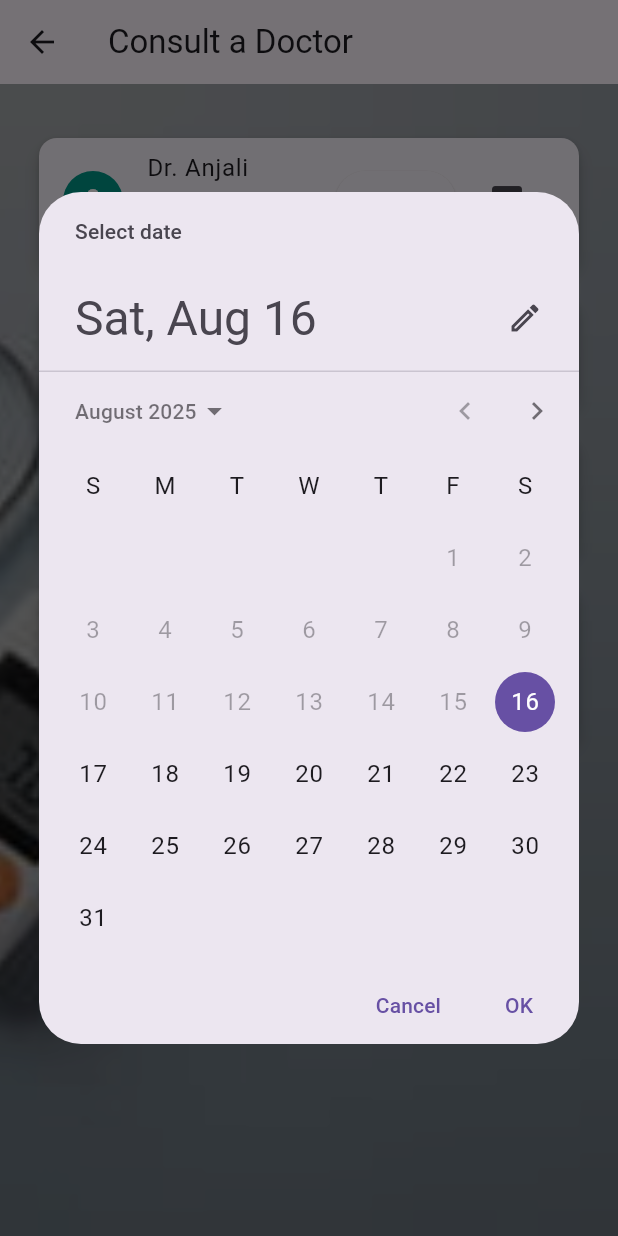
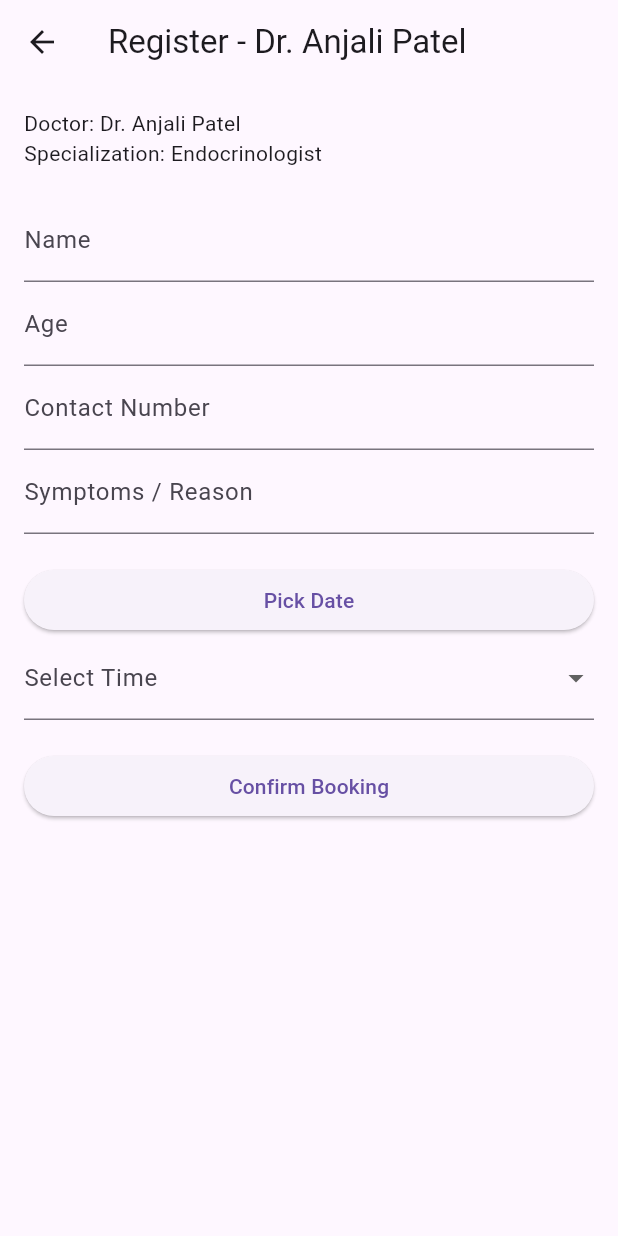
Before and after one commit to krakshitha0109/gluco-band-project, a Flutter app: the DoctorScreen screen opened by its route, after a tap on "Book", on a phone screen of 412 x 824 dp. Run offline on Flutter 3.47's test engine with Material 3 defaults, Android fonts, the phone set to English and light mode, and no system bars; our stand-ins replace fl_chart.

Commit message:
Glucose Monitoring App with advanced features

```diff
--- a/lib/doctorscreen.dart
+++ b/lib/doctorscreen.dart
@@ -1,64 +1,85 @@
 import 'package:flutter/material.dart';
 import 'background.dart';
-import 'chatscreen.dart'; // New file for chat per doctor
+import 'chatscreen.dart';
+import 'register_screen.dart';
 
 class DoctorScreen extends StatelessWidget {
-  final List<Map<String, String>> doctors = [
+  final List<Map<String, dynamic>> doctors = [
     {
       'name': 'Dr. Anjali Patel',
       'specialization': 'Endocrinologist',
+      'availability': ['10:00 AM', '11:30 AM', '2:00 PM', '4:00 PM'],
     },
     {
       'name': 'Dr. Ram Yadav',
       'specialization': 'Diabetologist',
+      'availability': ['9:00 AM', '12:00 PM', '3:30 PM', '6:00 PM'],
     },
     {
       'name': 'Dr. Meera Iyer',
       'specialization': 'Nutrition Specialist',
+      'availability': ['10:30 AM', '1:00 PM', '5:00 PM'],
     },
     {
       'name': 'Dr. Keshav Murty',
       'specialization': 'Internal Medicine',
+      'availability': ['9:30 AM', '11:00 AM', '2:30 PM', '5:30 PM'],
     },
   ];
 
   @override
   Widget build(BuildContext context) {
     return Scaffold(
-      appBar: AppBar(title: Text("Consult a Doctor")),
+      appBar: AppBar(title: const Text("Consult a Doctor")),
       body: Background(
         child: ListView.builder(
           itemCount: doctors.length,
-          padding: const EdgeInsets.all(10),
+          padding: const EdgeInsets.all(12),
           itemBuilder: (context, index) {
             final doctor = doctors[index];
+            final name = doctor['name'] as String;
+            final spec = doctor['specialization'] as String;
+            final availability = (doctor['availability'] as List).cast<String>();
+
             return Card(
-              elevation: 4,
-              margin: const EdgeInsets.symmetric(vertical: 10),
+              elevation: 5,
+              margin: const EdgeInsets.symmetric(vertical: 8),
+              shape: RoundedRectangleBorder(
+                borderRadius: BorderRadius.circular(12),
+              ),
               child: ListTile(
-                leading: CircleAvatar(
-                  child: Icon(Icons.person),
+                leading: const CircleAvatar(
+                  radius: 26,
                   backgroundColor: Colors.teal,
-                  foregroundColor: Colors.white,
+                  child: Icon(Icons.person, color: Colors.white),
                 ),
-                title: Text(doctor['name']!),
-                subtitle: Text(doctor['specialization']!),
+                title: Text(name, style: const TextStyle(fontWeight: FontWeight.bold)),
+                subtitle: Text(spec),
                 trailing: Wrap(
-                  spacing: 10,
+                  spacing: 8,
                   children: [
                     ElevatedButton(
-                      onPressed: () {
-                        _showBookingDialog(context, doctor['name']!);
-                      },
-                      child: Text("Book"),
-                    ),
-                    IconButton(
-                      icon: Icon(Icons.chat),
                       onPressed: () {
                         Navigator.push(
                           context,
                           MaterialPageRoute(
-                            builder: (_) => ChatScreen(doctorName: doctor['name']!),
+                            builder: (_) => RegisterScreen(
+                              doctorName: name,
+                              specialization: spec,
+                              availability: availability,
+                            ),
+                          ),
+                        );
+                      },
+                      child: const Text("Book"),
+                    ),
+                    IconButton(
+                      icon: const Icon(Icons.chat, color: Colors.teal),
+                      onPressed: () {
+                        Navigator.push(
+                          context,
+                          MaterialPageRoute(
+                            builder: (_) => ChatScreen(doctorName: name),
                           ),
                         );
                       },
@@ -72,59 +93,4 @@ class DoctorScreen extends StatelessWidget {
       ),
     );
   }
-
-  void _showBookingDialog(BuildContext context, String doctorName) async {
-    DateTime? selectedDate = await showDatePicker(
-      context: context,
-      initialDate: DateTime.now(),
-      firstDate: DateTime.now(),
-      lastDate: DateTime.now().add(Duration(days: 30)),
-    );
-
-    if (selectedDate == null) return; // Cancelled
-
-    TimeOfDay? selectedTime = await showTimePicker(
-      context: context,
-      initialTime: TimeOfDay.now(),
-    );
-
-    if (selectedTime == null) return; // Cancelled
-
-    final appointmentDateTime = DateTime(
-      selectedDate.year,
-      selectedDate.month,
-      selectedDate.day,
-      selectedTime.hour,
-      selectedTime.minute,
-    );
-
-    showDialog(
-      context: context,
-      builder: (context) => AlertDialog(
-        title: Text("Confirm Booking"),
-        content: Text(
-          "Book appointment with $doctorName on "
-              "${appointmentDateTime.day}/${appointmentDateTime.month}/${appointmentDateTime.year} at "
-              "${selectedTime.format(context)}?",
-        ),
-        actions: [
-          TextButton(
-            onPressed: () => Navigator.pop(context),
-            child: Text("Cancel"),
-          ),
-          TextButton(
-            onPressed: () {
-              Navigator.pop(context);
-              ScaffoldMessenger.of(context).showSnackBar(
-                SnackBar(
-                  content: Text("Appointment booked with $doctorName on ${appointmentDateTime.day}/${appointmentDateTime.month}/${appointmentDateTime.year} at ${selectedTime.format(context)}"),
-                ),
-              );
-            },
-            child: Text("Confirm"),
-          ),
-        ],
-      ),
-    );
-  }
 }
--- /dev/null
+++ b/lib/register_screen.dart
@@ -0,0 +1,147 @@
+import 'package:flutter/material.dart';
+
+class RegisterScreen extends StatefulWidget {
+  final String doctorName;
+  final String specialization;
+  final List<String> availability; // ✅ changed to List<String>
+
+  RegisterScreen({
+    required this.doctorName,
+    required this.specialization,
+    required this.availability,
+  });
+
+  @override
+  _RegisterScreenState createState() => _RegisterScreenState();
+}
+
+class _RegisterScreenState extends State<RegisterScreen> {
+  final _formKey = GlobalKey<FormState>();
+  String _name = "";
+  String _age = "";
+  String _contact = "";
+  String _symptoms = "";
+
+  DateTime? _selectedDate;
+  String? _selectedTime; // ✅ restrict time to available slots
+
+  Future<void> _pickDate() async {
+    final date = await showDatePicker(
+      context: context,
+      initialDate: DateTime.now(),
+      firstDate: DateTime.now(),
+      lastDate: DateTime.now().add(Duration(days: 30)),
+    );
+    if (date != null) setState(() => _selectedDate = date);
+  }
+
+  void _confirmBooking() {
+    if (_formKey.currentState!.validate() &&
+        _selectedDate != null &&
+        _selectedTime != null) {
+      _formKey.currentState!.save();
+
+      showDialog(
+        context: context,
+        builder: (context) => AlertDialog(
+          title: Text("Booking Confirmed"),
+          content: Text(
+            "Patient: $_name\n"
+                "Age: $_age\n"
+                "Contact: $_contact\n"
+                "Symptoms: $_symptoms\n\n"
+                "Doctor: ${widget.doctorName}\n"
+                "Specialization: ${widget.specialization}\n"
+                "Date: ${_selectedDate!.day}/${_selectedDate!.month}/${_selectedDate!.year}\n"
+                "Time: $_selectedTime",
+          ),
+          actions: [
+            TextButton(
+              onPressed: () => Navigator.pop(context),
+              child: Text("OK"),
+            ),
+          ],
+        ),
+      );
+    } else {
+      ScaffoldMessenger.of(context).showSnackBar(
+        SnackBar(content: Text("Please complete all details")),
+      );
+    }
+  }
+
+  @override
+  Widget build(BuildContext context) {
+    return Scaffold(
+      appBar: AppBar(title: Text("Register - ${widget.doctorName}")),
+      body: Padding(
+        padding: const EdgeInsets.all(16.0),
+        child: Form(
+          key: _formKey,
+          child: ListView(
+            children: [
+              Text("Doctor: ${widget.doctorName}"),
+              Text("Specialization: ${widget.specialization}"),
+              SizedBox(height: 20),
+
+              // Patient details
+              TextFormField(
+                decoration: InputDecoration(labelText: "Name"),
+                validator: (value) => value!.isEmpty ? "Enter name" : null,
+                onSaved: (value) => _name = value!,
+              ),
+              TextFormField(
+                decoration: InputDecoration(labelText: "Age"),
+                keyboardType: TextInputType.number,
+                validator: (value) => value!.isEmpty ? "Enter age" : null,
+                onSaved: (value) => _age = value!,
+              ),
+              TextFormField(
+                decoration: InputDecoration(labelText: "Contact Number"),
+                keyboardType: TextInputType.phone,
+                validator: (value) => value!.isEmpty ? "Enter contact" : null,
+                onSaved: (value) => _contact = value!,
+              ),
+              TextFormField(
+                decoration: InputDecoration(labelText: "Symptoms / Reason"),
+                onSaved: (value) => _symptoms = value ?? "",
+              ),
+              SizedBox(height: 20),
+
+              // Date picker
+              ElevatedButton(
+                onPressed: _pickDate,
+                child: Text(_selectedDate == null
+                    ? "Pick Date"
+                    : "Date: ${_selectedDate!.day}/${_selectedDate!.month}/${_selectedDate!.year}"),
+              ),
+
+              // ✅ Dropdown for selecting available time
+              DropdownButtonFormField<String>(
+                decoration: InputDecoration(labelText: "Select Time"),
+                value: _selectedTime,
+                items: widget.availability
+                    .map((time) =>
+                    DropdownMenuItem(value: time, child: Text(time)))
+                    .toList(),
+                onChanged: (value) {
+                  setState(() {
+                    _selectedTime = value;
+                  });
+                },
+                validator: (value) =>
+                value == null ? "Please select a time slot" : null,
+              ),
+
+              SizedBox(height: 20),
+              ElevatedButton(
+                onPressed: _confirmBooking,
+                child: Text("Confirm Booking"),
+              ),
+            ],
+          ),
+        ),
+      ),
+    );
+  }
+}
```
Also changed, not shown: 2 other files.
